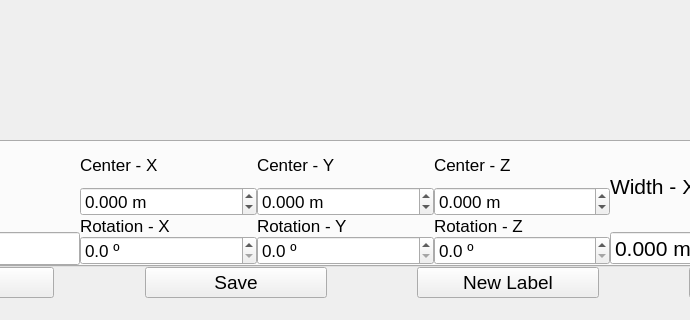
This is pcl_labeller.ui in lesterlo/PointCloud-Object-Labeller as Qt 5 draws it before an edit; both pictures show x 132 to 822 and y 497 to 817 of the 1280 by 817 pixel window. The edited form follows.
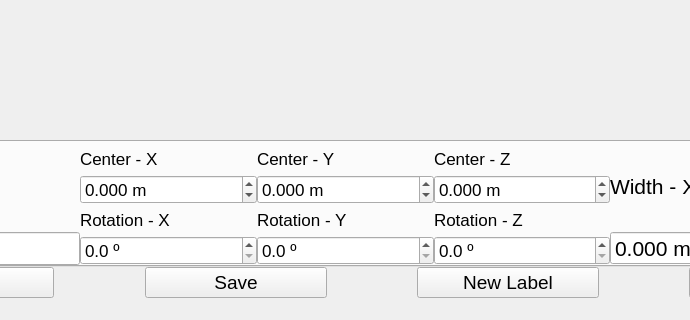
This is the edited form. Custom widgets are drawn as their Qt base class.

Commit message: Change UI layout size percentage

Patch:
```diff
--- a/pcl_labeller.ui
+++ b/pcl_labeller.ui
@@ -266,7 +266,7 @@
                </layout>
               </item>
               <item>
-               <layout class="QVBoxLayout" name="verticalLayout_3" stretch="1,0,0,0">
+               <layout class="QVBoxLayout" name="verticalLayout_3" stretch="1,2,1,2">
                 <item>
                  <widget class="QLabel" name="label">
                   <property name="font">
@@ -342,7 +342,7 @@
                </layout>
               </item>
               <item>
-               <layout class="QVBoxLayout" name="verticalLayout_4" stretch="1,0,0,0">
+               <layout class="QVBoxLayout" name="verticalLayout_4" stretch="1,2,1,2">
                 <item>
                  <widget class="QLabel" name="label_2">
                   <property name="font">
@@ -416,7 +416,7 @@
                </layout>
               </item>
               <item>
-               <layout class="QVBoxLayout" name="verticalLayout_6" stretch="1,0,0,0">
+               <layout class="QVBoxLayout" name="verticalLayout_6" stretch="1,2,1,2">
                 <item>
                  <widget class="QLabel" name="label_4">
                   <property name="font">
```
Left out of the diff: 2 changed lines with no effect on the pictures.
